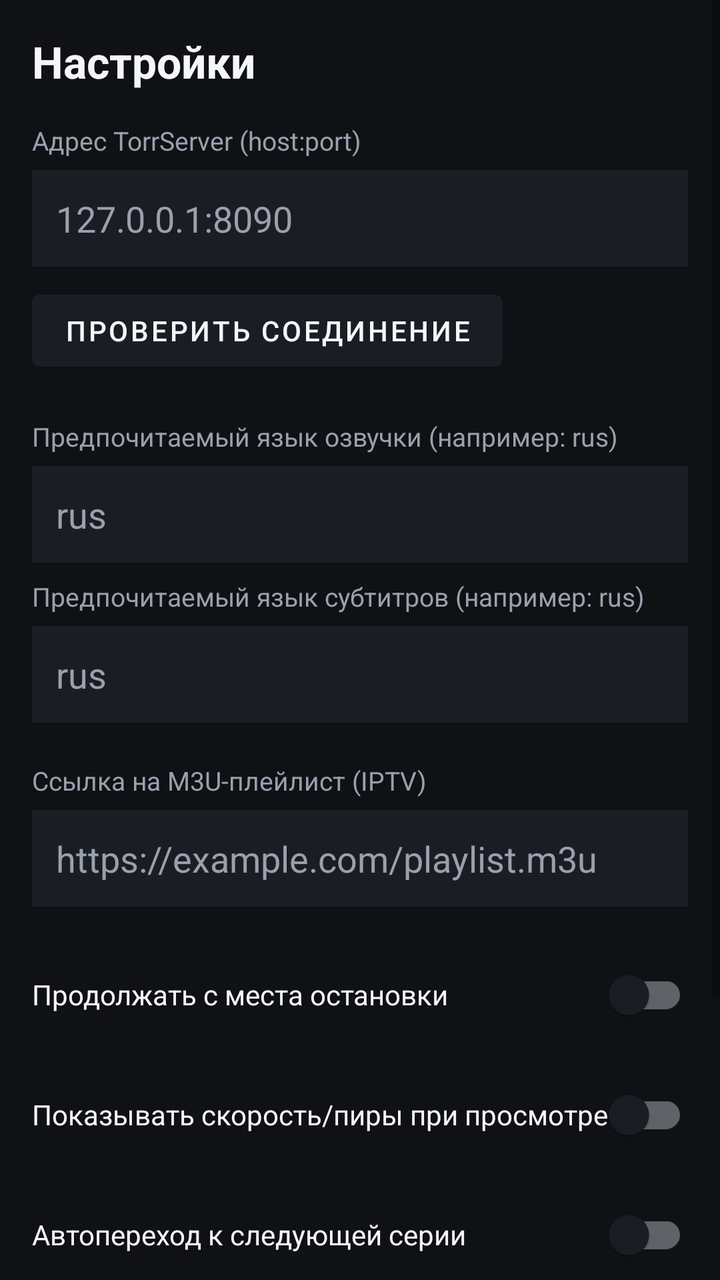
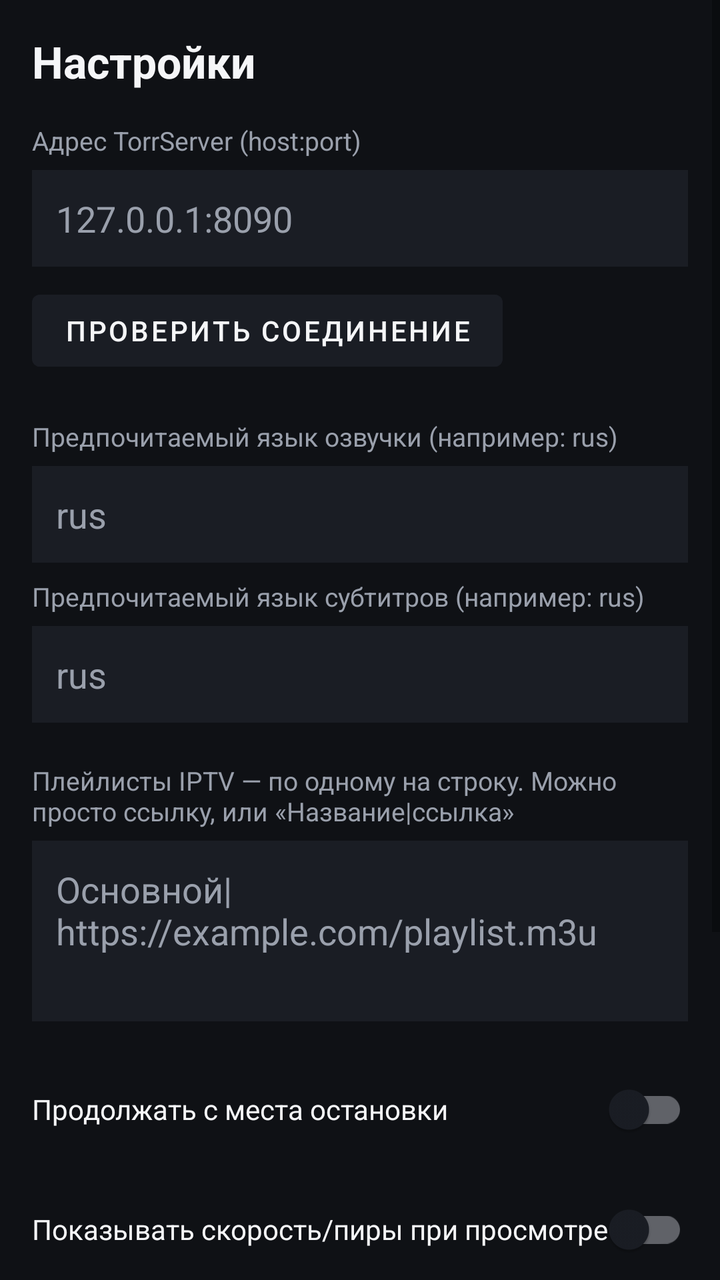

Before-and-after screenshots of an Android layout around one commit, followed by the original layout XML and the change that was made.
<!-- AndroidManifest.xml: application theme Theme.AndroidPleerr -->
<!-- res/layout/activity_settings.xml -->
<?xml version="1.0" encoding="utf-8"?>
<ScrollView xmlns:android="http://schemas.android.com/apk/res/android"
    android:layout_width="match_parent"
    android:layout_height="match_parent"
    android:background="@color/bg_dark">

    <LinearLayout
        android:layout_width="match_parent"
        android:layout_height="wrap_content"
        android:orientation="vertical"
        android:padding="16dp">

        <TextView
            android:layout_width="wrap_content"
            android:layout_height="wrap_content"
            android:text="Настройки"
            android:textColor="@color/text_primary"
            android:textSize="22sp"
            android:textStyle="bold"
            android:layout_marginBottom="16dp" />

        <TextView
            android:layout_width="wrap_content"
            android:layout_height="wrap_content"
            android:text="Адрес TorrServer (host:port)"
            android:textColor="@color/text_secondary"
            android:textSize="13sp" />

        <EditText
            android:id="@+id/serverHostInput"
            android:layout_width="match_parent"
            android:layout_height="wrap_content"
            android:hint="127.0.0.1:8090"
            android:textColorHint="@color/text_secondary"
            android:textColor="@color/text_primary"
            android:padding="12dp"
            android:background="@color/surface"
            android:layout_marginTop="6dp"
            android:layout_marginBottom="8dp" />

        <Button
            android:id="@+id/testConnectionButton"
            android:layout_width="wrap_content"
            android:layout_height="wrap_content"
            android:text="Проверить соединение"
            android:backgroundTint="@color/surface"
            android:textColor="@color/text_primary"
            android:layout_marginBottom="20dp" />

        <TextView
            android:layout_width="wrap_content"
            android:layout_height="wrap_content"
            android:text="Предпочитаемый язык озвучки (например: rus)"
            android:textColor="@color/text_secondary"
            android:textSize="13sp" />

        <EditText
            android:id="@+id/audioLangInput"
            android:layout_width="match_parent"
            android:layout_height="wrap_content"
            android:hint="rus"
            android:textColorHint="@color/text_secondary"
            android:textColor="@color/text_primary"
            android:padding="12dp"
            android:background="@color/surface"
            android:layout_marginTop="6dp"
            android:layout_marginBottom="8dp" />

        <TextView
            android:layout_width="wrap_content"
            android:layout_height="wrap_content"
            android:text="Предпочитаемый язык субтитров (например: rus)"
            android:textColor="@color/text_secondary"
            android:textSize="13sp" />

        <EditText
            android:id="@+id/subtitleLangInput"
            android:layout_width="match_parent"
            android:layout_height="wrap_content"
            android:hint="rus"
            android:textColorHint="@color/text_secondary"
            android:textColor="@color/text_primary"
            android:padding="12dp"
            android:background="@color/surface"
            android:layout_marginTop="6dp"
            android:layout_marginBottom="20dp" />

        <TextView
            android:layout_width="wrap_content"
            android:layout_height="wrap_content"
            android:text="Ссылка на M3U-плейлист (IPTV)"
            android:textColor="@color/text_secondary"
            android:textSize="13sp" />

        <EditText
            android:id="@+id/iptvUrlInput"
            android:layout_width="match_parent"
            android:layout_height="wrap_content"
            android:hint="https://example.com/playlist.m3u"
            android:textColorHint="@color/text_secondary"
            android:textColor="@color/text_primary"
            android:padding="12dp"
            android:background="@color/surface"
            android:layout_marginTop="6dp"
            android:layout_marginBottom="20dp" />

        <com.google.android.material.switchmaterial.SwitchMaterial
            android:id="@+id/resumeSwitch"
            android:layout_width="match_parent"
            android:layout_height="wrap_content"
            android:text="Продолжать с места остановки"
            android:textColor="@color/text_primary"
            android:layout_marginBottom="12dp" />

        <com.google.android.material.switchmaterial.SwitchMaterial
            android:id="@+id/statsOverlaySwitch"
            android:layout_width="match_parent"
            android:layout_height="wrap_content"
            android:text="Показывать скорость/пиры при просмотре"
            android:textColor="@color/text_primary"
            android:layout_marginBottom="12dp" />

        <com.google.android.material.switchmaterial.SwitchMaterial
            android:id="@+id/autoNextSwitch"
            android:layout_width="match_parent"
            android:layout_height="wrap_content"
            android:text="Автопереход к следующей серии"
            android:textColor="@color/text_primary"
            android:layout_marginBottom="20dp" />

        <Button
            android:id="@+id/saveButton"
            android:layout_width="match_parent"
            android:layout_height="wrap_content"
            android:text="Сохранить"
            android:backgroundTint="@color/accent"
            android:textColor="@color/bg_dark"
            android:layout_marginBottom="12dp" />

        <Button
            android:id="@+id/checkUpdateButton"
            android:layout_width="match_parent"
            android:layout_height="wrap_content"
            android:text="Проверить обновления"
            android:backgroundTint="@color/surface"
            android:textColor="@color/text_primary"
            android:layout_marginBottom="20dp" />

        <TextView
            android:id="@+id/versionText"
            android:layout_width="wrap_content"
            android:layout_height="wrap_content"
            android:textColor="@color/text_secondary"
            android:textSize="12sp"
            android:layout_gravity="center_horizontal" />

    </LinearLayout>
</ScrollView>
<!-- resources referenced by this layout -->
<resources>
  <color name="accent">#4FD1C5</color>
  <color name="bg_dark">#0F1115</color>
  <color name="surface">#1A1D24</color>
  <color name="text_primary">#F5F6F8</color>
  <color name="text_secondary">#9AA0AC</color>
  <style name="Theme.AndroidPleerr" parent="Theme.MaterialComponents.DayNight.NoActionBar">
          <item name="colorPrimary">@color/accent</item>
          <item name="colorPrimaryVariant">@color/accent_variant</item>
          <item name="colorOnPrimary">@color/bg_dark</item>
          <item name="android:windowBackground">@color/bg_dark</item>
          <item name="colorSurface">@color/surface</item>
          <item name="colorOnSurface">@color/text_primary</item>
      </style>
  <color name="accent_variant">#38B2AC</color>
</resources>

<!-- the commit's change to res/layout/activity_settings.xml (unified diff, before → after) -->
@@ -88,7 +88,7 @@
         <TextView
             android:layout_width="wrap_content"
             android:layout_height="wrap_content"
-            android:text="Ссылка на M3U-плейлист (IPTV)"
+            android:text="Плейлисты IPTV — по одному на строку. Можно просто ссылку, или «Название|ссылка»"
             android:textColor="@color/text_secondary"
             android:textSize="13sp" />
 
@@ -96,7 +96,10 @@
             android:id="@+id/iptvUrlInput"
             android:layout_width="match_parent"
             android:layout_height="wrap_content"
-            android:hint="https://example.com/playlist.m3u"
+            android:minLines="3"
+            android:gravity="top"
+            android:inputType="textMultiLine"
+            android:hint="Основной|https://example.com/playlist.m3u"
             android:textColorHint="@color/text_secondary"
             android:textColor="@color/text_primary"
             android:padding="12dp"
